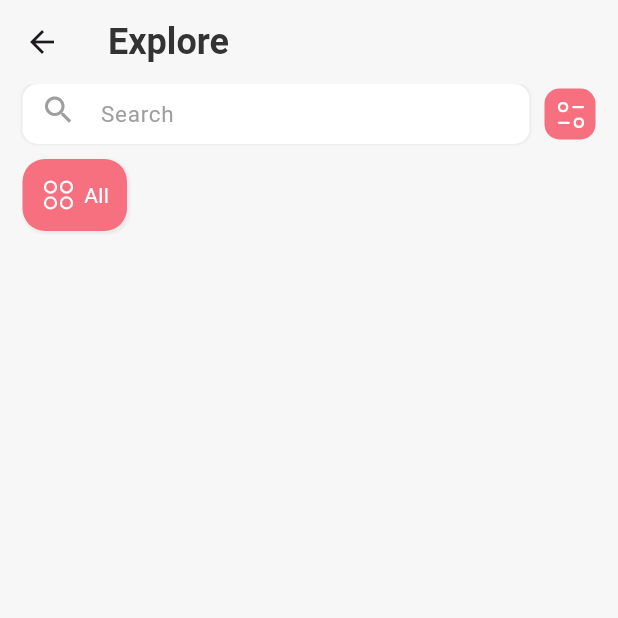
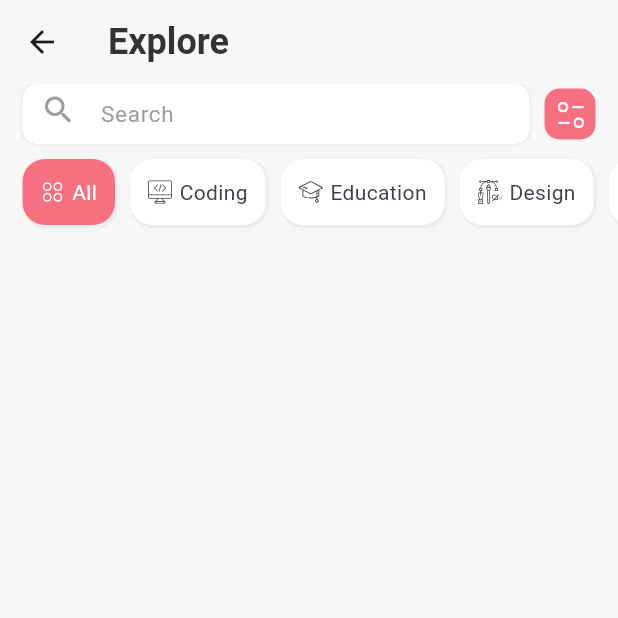
Before and after one commit to btxuyenhcmus/course-app, a Flutter app: the ExplorePage screen opened directly, on a phone screen of 412 x 824 dp, the top half of it. Run offline on Flutter 3.47's test engine with Material 3 defaults, Android fonts, the phone set to English and light mode, and no system bars; our stand-ins replace badges, cached_network_image, carousel_slider, flutter_svg; network calls fail.

Commit message:
[ADD] explore.dart: added selected category

```diff
--- a/lib/screens/explore.dart
+++ b/lib/screens/explore.dart
@@ -1,5 +1,6 @@
 import 'package:flutter/material.dart';
 import 'package:flutter_application_1/theme/color.dart';
+import 'package:flutter_application_1/utils/data.dart';
 import 'package:flutter_application_1/widgets/category_item.dart';
 import 'package:flutter_svg/svg.dart';
 
@@ -32,13 +33,24 @@ class _ExplorePageState extends State<ExplorePage> {
     );
   }
 
+  int selectedCategoryIndex = 0;
   getCategories() {
     return SingleChildScrollView(
-      padding: EdgeInsets.only(left: 15, top: 10),
+      scrollDirection: Axis.horizontal,
+      padding: EdgeInsets.only(left: 15, top: 10, bottom: 5),
       child: Row(
-        children: [
-          CategoryItem(),
-        ],
+        children: List.generate(
+          categories.length,
+          (index) => CategoryItem(
+            onTap: () {
+              setState(() {
+                selectedCategoryIndex = index;
+              });
+            },
+            data: categories[index],
+            isActive: selectedCategoryIndex == index,
+          ),
+        ),
       ),
     );
   }
--- a/lib/widgets/category_item.dart
+++ b/lib/widgets/category_item.dart
@@ -3,14 +3,29 @@ import 'package:flutter_application_1/theme/color.dart';
 import 'package:flutter_svg/svg.dart';
 
 class CategoryItem extends StatelessWidget {
-  const CategoryItem({super.key});
+  const CategoryItem({
+    super.key,
+    required this.data,
+    this.isActive = false,
+    this.bgColor = Colors.white,
+    this.onTap,
+    this.activeColor = AppColor.primary,
+  });
+  final data;
+  final Color activeColor;
+  final Color bgColor;
+  final bool isActive;
+  final GestureTapCallback? onTap;
 
   @override
   Widget build(BuildContext context) {
-    return Container(
+    return GestureDetector(
+      onTap: onTap,
+      child: Container(
         padding: EdgeInsets.all(12),
+        margin: EdgeInsets.only(right: 10),
         decoration: BoxDecoration(
-        color: AppColor.primary,
+          color: isActive ? activeColor : bgColor,
           borderRadius: BorderRadius.circular(15),
           boxShadow: [
             BoxShadow(
@@ -24,17 +39,20 @@ class CategoryItem extends StatelessWidget {
         child: Row(
           children: [
             SvgPicture.asset(
-            "assets/icons/categories/all.svg",
-            color: Colors.white,
+              data["icon"],
+              color: isActive ? Colors.white : AppColor.darker,
+              width: 16,
+              height: 16,
             ),
             SizedBox(
               width: 5,
             ),
             Text(
-            "All",
-            style: TextStyle(color: Colors.white),
+              data["name"],
+              style: TextStyle(color: isActive ? Colors.white : AppColor.darker),
             ),
           ],
+        ),
       ),
     );
   }
```
Lines whose indentation alone changed are shown as unchanged.
